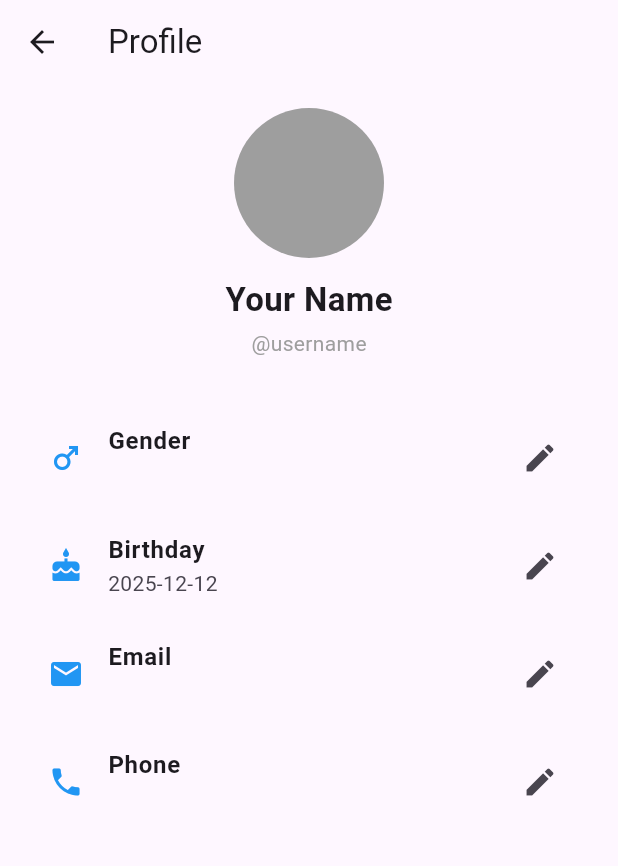
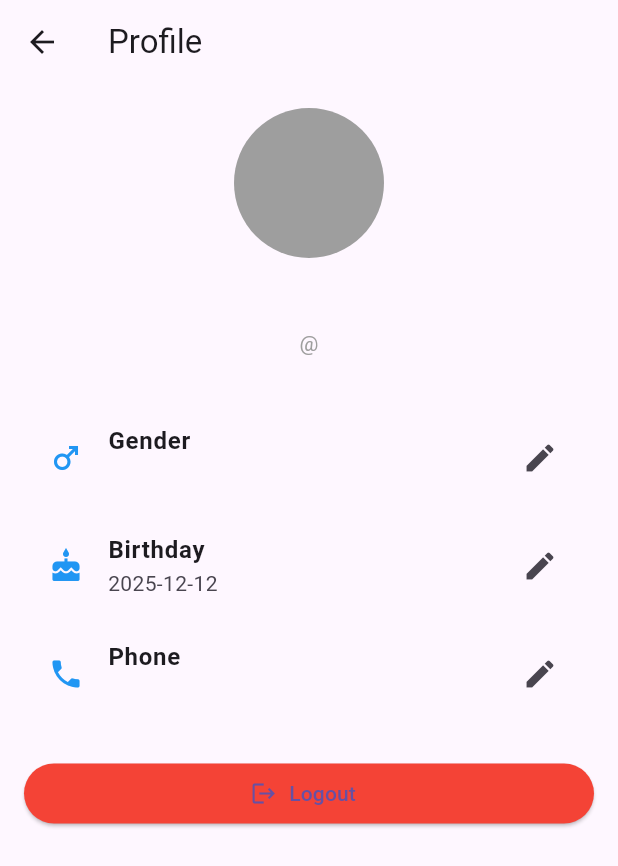
Before and after one commit to habibafahd/online_shopping_app, a Flutter app: the ProfileScreen screen opened directly, on a phone screen of 412 x 824 dp. Shown: the top 866 px of the screen. Run offline on Flutter 3.47's test engine with Material 3 defaults, Android fonts, the phone set to English and light mode, and no system bars; our stand-ins replace cloud_firestore, firebase_auth, firebase_core; accounts and stored records are empty; network calls fail.

Commit message:
profile screen set up

```diff
--- a/lib/main.dart
+++ b/lib/main.dart
@@ -2,6 +2,7 @@ import 'package:flutter/material.dart';
 import 'package:firebase_core/firebase_core.dart';
 import 'screens/login_screen.dart';
 import 'firebase_options.dart';
+import 'screens/main_screen.dart';
 
 void main() async {
   WidgetsFlutterBinding.ensureInitialized();
@@ -17,7 +18,7 @@ class MyApp extends StatelessWidget {
     return MaterialApp(
       title: 'Online Shopping App',
       theme: ThemeData(primarySwatch: Colors.blue),
-      home: LoginScreen(),
+      home: const LoginScreen(), // Keep this for initial login
       debugShowCheckedModeBanner: false,
     );
   }
--- a/lib/models/product.dart
+++ b/lib/models/product.dart
@@ -6,8 +6,8 @@ class Product {
   final IconData icon;
   final double price;
   final int stock;
-  final String category;
-  final String? description;
+  final String category; // NEW
+  final String? description; // NEW
 
   Product({
     required this.id,
@@ -26,7 +26,7 @@ class Product {
       icon: IconData(data['icon'], fontFamily: 'MaterialIcons'),
       price: (data['price'] as num).toDouble(),
       stock: data['stock'] ?? 10,
-      category: data['category'] ?? 'General',
+      category: data['category'] ?? "Uncategorized",
       description: data['description'],
     );
   }
--- a/lib/screens/profile_screen.dart
+++ b/lib/screens/profile_screen.dart
@@ -1,6 +1,7 @@
 import 'package:flutter/material.dart';
 import 'package:cloud_firestore/cloud_firestore.dart';
 import '../services/auth_service.dart';
+import 'login_screen.dart';
 
 class ProfileScreen extends StatefulWidget {
   const ProfileScreen({super.key});
@@ -12,42 +13,57 @@ class ProfileScreen extends StatefulWidget {
 class _ProfileScreenState extends State<ProfileScreen> {
   String gender = "Male";
   DateTime birthday = DateTime(2000, 1, 1);
-  String email = "";
   String phone = "";
+  String username = "@username";
 
-  final String? userId = AuthService().currentUserId();
-
+  final AuthService auth = AuthService();
   final _firestore = FirebaseFirestore.instance;
+  late String userId;
 
   @override
   void initState() {
     super.initState();
+    final uid = auth.currentUserId();
+    final email = auth.currentUserEmail();
+    if (uid != null && email != null) {
+      userId = uid;
+      username = email.split('@')[0]; // username from email
       _loadUserData();
+    }
   }
 
   Future<void> _loadUserData() async {
-    if (userId == null) return;
-
+    try {
       final doc = await _firestore.collection('users').doc(userId).get();
       if (doc.exists) {
         final data = doc.data()!;
         setState(() {
-        email = data['email'] ?? '';
           phone = data['phone'] ?? '';
           gender = data['gender'] ?? 'Male';
           birthday = (data['birthday'] as Timestamp?)?.toDate() ?? birthday;
+          // username stays as email prefix
         });
+      } else {
+        // create default document
+        await _firestore.collection('users').doc(userId).set({
+          'phone': phone,
+          'gender': gender,
+          'birthday': Timestamp.fromDate(birthday),
+          'username': username, // from email
+        });
+      }
+    } catch (e) {
+      print("Error loading user data: $e");
     }
   }
 
   Future<void> _updateUserData() async {
-    if (userId == null) return;
-
+    if (userId.isEmpty) return; // safety check
     await _firestore.collection('users').doc(userId).set({
-      'email': email,
       'phone': phone,
       'gender': gender,
-      'birthday': birthday,
+      'birthday': Timestamp.fromDate(birthday),
+      'username': username,
     }, SetOptions(merge: true));
   }
 
@@ -58,38 +74,10 @@ class _ProfileScreenState extends State<ProfileScreen> {
       firstDate: DateTime(1900),
       lastDate: DateTime.now(),
     );
-    if (picked != null) {
+    if (picked != null && picked != birthday) {
       setState(() => birthday = picked);
-      _updateUserData();
+      await _updateUserData(); // save immediately
     }
-  }
-
-  void editEmail() {
-    TextEditingController controller = TextEditingController(text: email);
-    showDialog(
-      context: context,
-      builder: (context) => AlertDialog(
-        title: const Text("Edit Email"),
-        content: TextField(
-          controller: controller,
-          keyboardType: TextInputType.emailAddress,
-        ),
-        actions: [
-          TextButton(
-            onPressed: () => Navigator.pop(context),
-            child: const Text("Cancel"),
-          ),
-          TextButton(
-            onPressed: () {
-              setState(() => email = controller.text);
-              _updateUserData();
-              Navigator.pop(context);
-            },
-            child: const Text("Save"),
-          ),
-        ],
-      ),
-    );
   }
 
   void editPhone() {
@@ -108,15 +96,24 @@ class _ProfileScreenState extends State<ProfileScreen> {
             child: const Text("Cancel"),
           ),
           TextButton(
-            onPressed: () {
+            onPressed: () async {
               setState(() => phone = controller.text);
-              _updateUserData();
+              await _updateUserData();
               Navigator.pop(context);
             },
             child: const Text("Save"),
           ),
         ],
       ),
+    );
+  }
+
+  void logout() async {
+    await auth.logout();
+    Navigator.pushAndRemoveUntil(
+      context,
+      MaterialPageRoute(builder: (_) => const LoginScreen()),
+      (route) => false,
     );
   }
 
@@ -130,23 +127,33 @@ class _ProfileScreenState extends State<ProfileScreen> {
           children: [
             Center(
               child: Column(
-                children: const [
-                  CircleAvatar(radius: 50, backgroundColor: Colors.grey),
-                  SizedBox(height: 12),
+                children: [
+                  const CircleAvatar(radius: 50, backgroundColor: Colors.grey),
+                  const SizedBox(height: 12),
                   Text(
-                    "Your Name",
-                    style: TextStyle(fontSize: 22, fontWeight: FontWeight.bold),
+                    username,
+                    style: const TextStyle(
+                      fontSize: 22,
+                      fontWeight: FontWeight.bold,
                     ),
-                  SizedBox(height: 4),
-                  Text("@username", style: TextStyle(color: Colors.grey)),
+                  ),
+                  const SizedBox(height: 4),
+                  Text(
+                    "@$username",
+                    style: const TextStyle(color: Colors.grey),
+                  ),
                 ],
               ),
             ),
             const SizedBox(height: 30),
-            ProfileRow(
-              icon: Icons.male,
-              label: "Gender",
-              value: gender,
+            ListTile(
+              leading: const Icon(Icons.male, color: Colors.blue),
+              title: const Text(
+                "Gender",
+                style: TextStyle(fontWeight: FontWeight.bold),
+              ),
+              subtitle: Text(gender),
+              trailing: const Icon(Icons.edit),
               onTap: () {
                 showDialog(
                   context: context,
@@ -159,10 +166,12 @@ class _ProfileScreenState extends State<ProfileScreen> {
                           value: g,
                           groupValue: gender,
                           title: Text(g),
-                          onChanged: (String? val) {
-                            setState(() => gender = val!);
-                            _updateUserData();
+                          onChanged: (String? val) async {
+                            if (val != null) {
+                              setState(() => gender = val);
+                              await _updateUserData();
                               Navigator.pop(context);
+                            }
                           },
                         );
                       }).toList(),
@@ -171,23 +180,32 @@ class _ProfileScreenState extends State<ProfileScreen> {
                 );
               },
             ),
-            ProfileRow(
-              icon: Icons.cake,
-              label: "Birthday",
-              value: "${birthday.toLocal()}".split(' ')[0],
+            ListTile(
+              leading: const Icon(Icons.cake, color: Colors.blue),
+              title: const Text(
+                "Birthday",
+                style: TextStyle(fontWeight: FontWeight.bold),
+              ),
+              subtitle: Text("${birthday.toLocal()}".split(' ')[0]),
+              trailing: const Icon(Icons.edit),
               onTap: pickBirthday,
             ),
-            ProfileRow(
-              icon: Icons.email,
-              label: "Email",
-              value: email,
-              onTap: editEmail,
+            ListTile(
+              leading: const Icon(Icons.phone, color: Colors.blue),
+              title: const Text(
+                "Phone",
+                style: TextStyle(fontWeight: FontWeight.bold),
               ),
-            ProfileRow(
-              icon: Icons.phone,
-              label: "Phone",
-              value: phone,
+              subtitle: Text(phone),
+              trailing: const Icon(Icons.edit),
               onTap: editPhone,
+            ),
+            const SizedBox(height: 20),
+            ElevatedButton.icon(
+              onPressed: logout,
+              icon: const Icon(Icons.logout),
+              label: const Text("Logout"),
+              style: ElevatedButton.styleFrom(backgroundColor: Colors.red),
             ),
           ],
         ),
@@ -195,29 +213,3 @@ class _ProfileScreenState extends State<ProfileScreen> {
     );
   }
 }
-
-class ProfileRow extends StatelessWidget {
-  final IconData icon;
-  final String label;
-  final String value;
-  final VoidCallback onTap;
-
-  const ProfileRow({
-    super.key,
-    required this.icon,
-    required this.label,
-    required this.value,
-    required this.onTap,
-  });
-
-  @override
-  Widget build(BuildContext context) {
-    return ListTile(
-      leading: Icon(icon, color: Colors.blue),
-      title: Text(label, style: const TextStyle(fontWeight: FontWeight.bold)),
-      subtitle: Text(value),
-      trailing: const Icon(Icons.edit),
-      onTap: onTap,
-    );
-  }
-}
--- a/lib/screens/signup_screen.dart
+++ b/lib/screens/signup_screen.dart
@@ -1,6 +1,6 @@
 import 'package:flutter/material.dart';
 import '../services/auth_service.dart';
-import 'home_screen.dart';
+import 'main_screen.dart';
 
 class SignupScreen extends StatefulWidget {
   const SignupScreen({super.key});
@@ -22,7 +22,7 @@ class _SignupScreenState extends State<SignupScreen> {
     if (user != null) {
       Navigator.pushReplacement(
         context,
-        MaterialPageRoute(builder: (_) => HomeScreen(onCategoryTap: (_) {})),
+        MaterialPageRoute(builder: (_) => const MainScreen()),
       );
     } else {
       ScaffoldMessenger.of(context).showSnackBar(
@@ -48,6 +48,7 @@ class _SignupScreenState extends State<SignupScreen> {
               obscureText: true,
               decoration: const InputDecoration(labelText: 'Password'),
             ),
+            const SizedBox(height: 20),
             ElevatedButton(onPressed: _signup, child: const Text('Sign Up')),
           ],
         ),
```
Also changed, not shown: lib/screens/home_screen.dart (+76 -39 lines), lib/screens/login_screen.dart (+6 -20 lines), lib/screens/main_screen.dart (+24 -98 lines), lib/screens/product_details_page.dart (+4 -16 lines), lib/screens/product_list_page.dart (+52 -38 lines), lib/services/auth_service.dart (+12 -3 lines), lib/services/product_service.dart (+14 -0 lines), pubspec.yaml (+6 -6 lines), lib/firebase_options.dart, pubspec.lock. Lines whose indentation alone changed are shown as unchanged.
